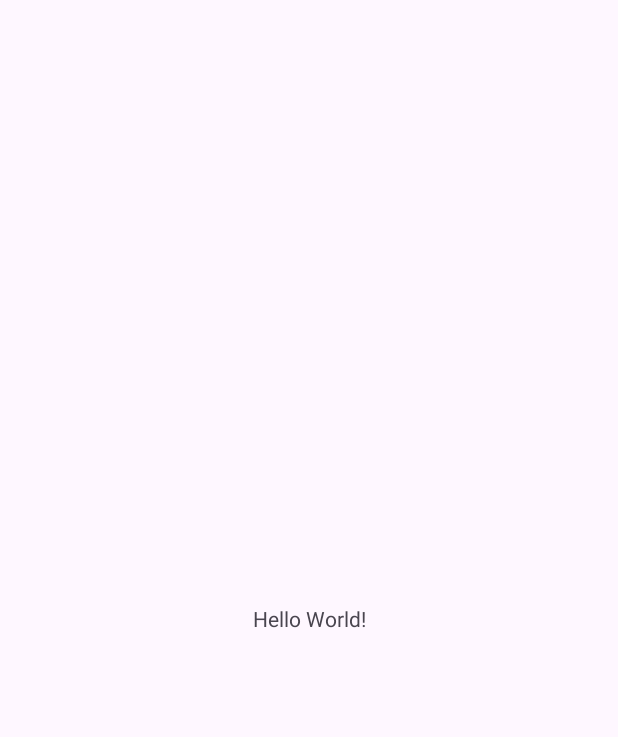
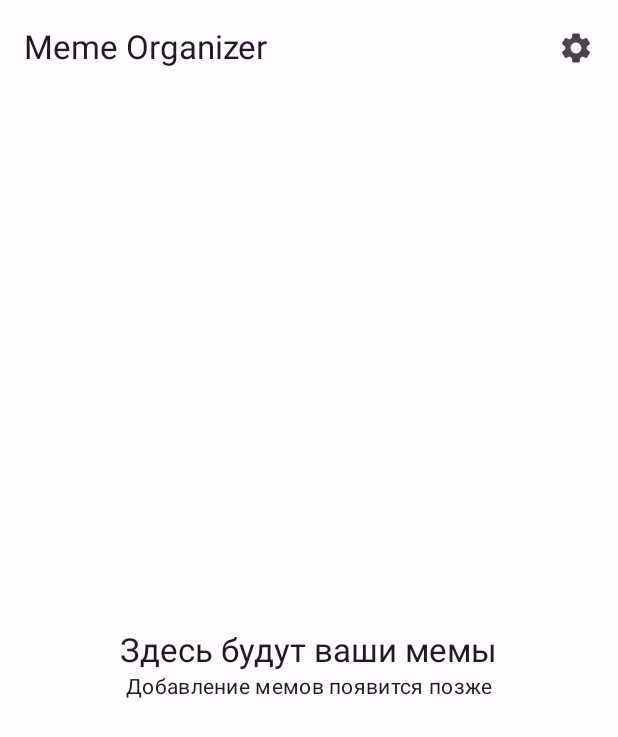
Before and after one commit to Landilf/MemeOrganizer, an Android app built with Jetpack Compose: the screen it shows after launch (MainActivity), on a phone screen of 412 x 824 dp. Before the commit the part shown is almost empty. Shown: the top 737 px of the screen. Run offline under Robolectric (Android 15) with nearby library versions, the phone set to English and light mode, and no system bars; our stand-ins replace Dagger/Hilt's generated code.

Commit message:
add Compose theme and settings navigation

```diff
--- a/app/build.gradle.kts
+++ b/app/build.gradle.kts
@@ -43,6 +43,7 @@ android {
     }
     buildFeatures {
         compose = true
+        buildConfig = true
     }
     sourceSets {
         getByName("androidTest") {
--- a/app/src/main/AndroidManifest.xml
+++ b/app/src/main/AndroidManifest.xml
@@ -3,6 +3,7 @@
     xmlns:tools="http://schemas.android.com/tools">
 
     <application
+        android:name=".MemeOrganizerApplication"
         android:allowBackup="true"
         android:dataExtractionRules="@xml/data_extraction_rules"
         android:fullBackupContent="@xml/backup_rules"
--- a/app/src/main/java/ru/landilf/memeorganaizer/MainActivity.kt
+++ b/app/src/main/java/ru/landilf/memeorganaizer/MainActivity.kt
@@ -2,19 +2,16 @@ package ru.landilf.memeorganaizer
 
 import android.os.Bundle
 import androidx.activity.enableEdgeToEdge
-import androidx.appcompat.app.AppCompatActivity
-import androidx.core.view.ViewCompat
-import androidx.core.view.WindowInsetsCompat
+import androidx.activity.ComponentActivity
+import androidx.activity.compose.setContent
+import dagger.hilt.android.AndroidEntryPoint
+import ru.landilf.memeorganaizer.presentation.AppRoot
 
-class MainActivity : AppCompatActivity() {
+@AndroidEntryPoint
+class MainActivity : ComponentActivity() {
     override fun onCreate(savedInstanceState: Bundle?) {
         super.onCreate(savedInstanceState)
         enableEdgeToEdge()
-        setContentView(R.layout.activity_main)
-        ViewCompat.setOnApplyWindowInsetsListener(findViewById(R.id.main)) { v, insets ->
-            val systemBars = insets.getInsets(WindowInsetsCompat.Type.systemBars())
-            v.setPadding(systemBars.left, systemBars.top, systemBars.right, systemBars.bottom)
-            insets
-        }
+        setContent { AppRoot() }
     }
 }
--- /dev/null
+++ b/app/src/main/java/ru/landilf/memeorganaizer/MemeOrganizerApplication.kt
@@ -0,0 +1,7 @@
+package ru.landilf.memeorganaizer
+
+import android.app.Application
+import dagger.hilt.android.HiltAndroidApp
+
+@HiltAndroidApp
+class MemeOrganizerApplication : Application()
--- /dev/null
+++ b/app/src/main/java/ru/landilf/memeorganaizer/presentation/AppRoot.kt
@@ -0,0 +1,66 @@
+package ru.landilf.memeorganaizer.presentation
+
+import androidx.compose.foundation.isSystemInDarkTheme
+import androidx.compose.foundation.layout.*
+import androidx.compose.material.icons.Icons
+import androidx.compose.material.icons.automirrored.filled.ArrowBack
+import androidx.compose.material.icons.filled.Settings
+import androidx.compose.material3.*
+import androidx.compose.runtime.Composable
+import androidx.compose.ui.Alignment
+import androidx.compose.ui.Modifier
+import androidx.compose.ui.unit.dp
+import androidx.navigation.compose.NavHost
+import androidx.navigation.compose.composable
+import androidx.navigation.compose.rememberNavController
+import ru.landilf.memeorganaizer.BuildConfig
+import ru.landilf.memeorganaizer.presentation.theme.MemeOrganizerTheme
+
+@OptIn(ExperimentalMaterial3Api::class)
+@Composable
+fun AppRoot() {
+    val navController = rememberNavController()
+    MemeOrganizerTheme {
+        NavHost(navController = navController, startDestination = "library") {
+            composable("library") {
+                Scaffold(topBar = {
+                    TopAppBar(title = { Text("Meme Organizer") }, actions = {
+                        IconButton(onClick = { navController.navigate("settings") }) {
+                            Icon(Icons.Default.Settings, contentDescription = "Настройки")
+                        }
+                    })
+                }) { padding ->
+                    Column(
+                        modifier = Modifier.fillMaxSize().padding(padding).padding(24.dp),
+                        verticalArrangement = Arrangement.Center,
+                        horizontalAlignment = Alignment.CenterHorizontally
+                    ) {
+                        Text("Здесь будут ваши мемы", style = MaterialTheme.typography.titleLarge)
+                        Text("Добавление мемов появится позже", style = MaterialTheme.typography.bodyMedium)
+                    }
+                }
+            }
+            composable("settings") {
+                Scaffold(topBar = {
+                    TopAppBar(title = { Text("Настройки") }, navigationIcon = {
+                        IconButton(onClick = { navController.popBackStack() }) {
+                            Icon(Icons.AutoMirrored.Filled.ArrowBack, contentDescription = "Назад")
+                        }
+                    })
+                }) { padding ->
+                    Column(modifier = Modifier.padding(padding).padding(24.dp)) {
+                        Text("Настройки появятся позже")
+                        if (BuildConfig.DEBUG) {
+                            TextButton(onClick = { navController.navigate("components") }) {
+                                Text("Посмотреть элементы темы")
+                            }
+                        }
+                    }
+                }
+            }
+            composable("components") {
+                ComponentGallery(initialDark = isSystemInDarkTheme(), onBack = { navController.popBackStack() })
+            }
+        }
+    }
+}
--- /dev/null
+++ b/app/src/main/java/ru/landilf/memeorganaizer/presentation/theme/MemeOrganizerTheme.kt
@@ -0,0 +1,37 @@
+package ru.landilf.memeorganaizer.presentation.theme
+
+import androidx.compose.foundation.isSystemInDarkTheme
+import androidx.compose.foundation.shape.RoundedCornerShape
+import androidx.compose.material3.MaterialTheme
+import androidx.compose.material3.Shapes
+import androidx.compose.material3.darkColorScheme
+import androidx.compose.material3.lightColorScheme
+import androidx.compose.runtime.Composable
+import androidx.compose.ui.graphics.Color
+import androidx.compose.ui.unit.dp
+
+private val LightColors = lightColorScheme(
+    primary = Color(0xFF65529C), onPrimary = Color.White,
+    primaryContainer = Color(0xFFE8DFFF), onPrimaryContainer = Color(0xFF24144F),
+    secondary = Color(0xFF625B71), background = Color(0xFFFFFBFF),
+    onBackground = Color(0xFF1D1B20), surface = Color(0xFFFFFBFF),
+    onSurface = Color(0xFF1D1B20), surfaceVariant = Color(0xFFE7E0EC),
+    onSurfaceVariant = Color(0xFF49454F)
+)
+private val DarkColors = darkColorScheme(
+    primary = Color(0xFFB8A7F0), onPrimary = Color(0xFF30225A),
+    primaryContainer = Color(0xFF493A73), onPrimaryContainer = Color(0xFFE8DFFF),
+    secondary = Color(0xFFCCC2DC), background = Color(0xFF232329),
+    onBackground = Color(0xFFE7E1E8), surface = Color(0xFF232329),
+    onSurface = Color(0xFFE7E1E8), surfaceVariant = Color(0xFF49454F),
+    onSurfaceVariant = Color(0xFFCAC4D0)
+)
+private val AppShapes = Shapes(
+    small = RoundedCornerShape(12.dp), medium = RoundedCornerShape(16.dp),
+    large = RoundedCornerShape(20.dp), extraLarge = RoundedCornerShape(28.dp)
+)
+
+@Composable
+fun MemeOrganizerTheme(darkTheme: Boolean = isSystemInDarkTheme(), content: @Composable () -> Unit) {
+    MaterialTheme(colorScheme = if (darkTheme) DarkColors else LightColors, shapes = AppShapes, content = content)
+}
```
Also changed, not shown: app/src/main/java/ru/landilf/memeorganaizer/presentation/ComponentGallery.kt (added, +51 -0 lines), 1 other file.
